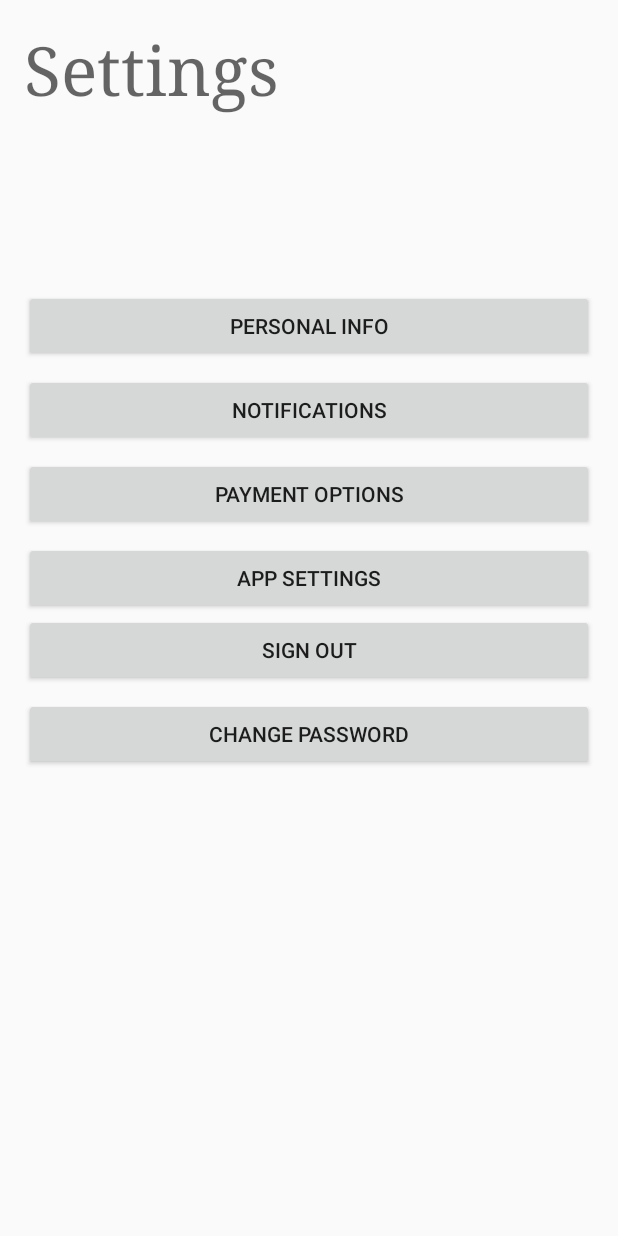
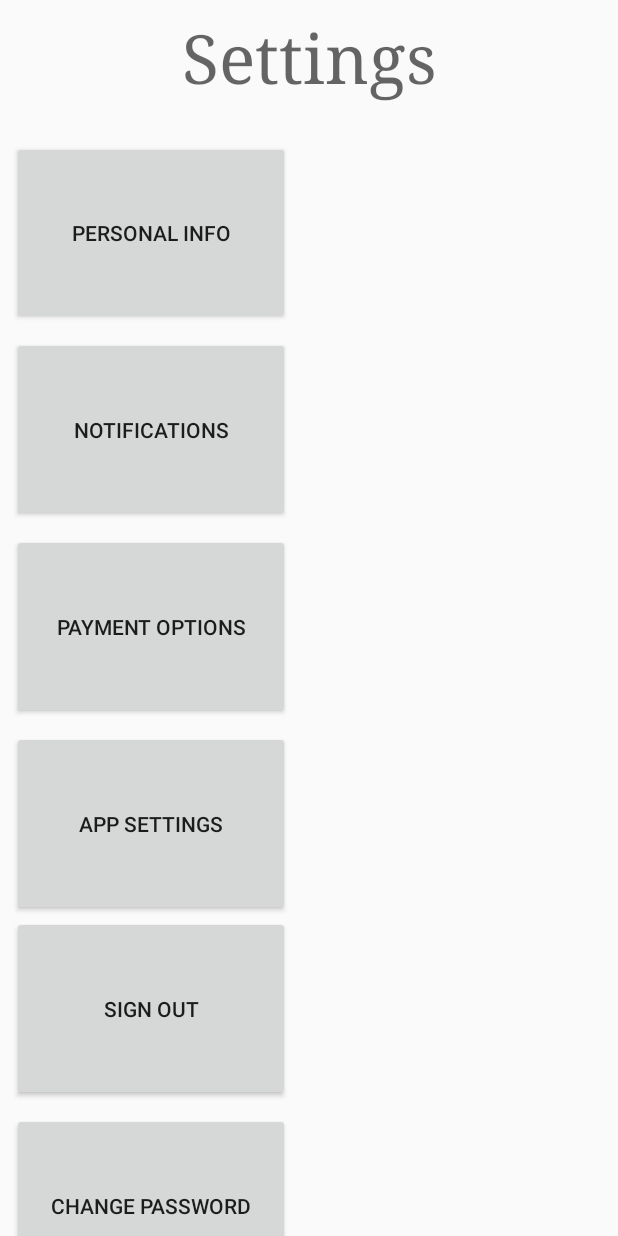
Before and after one commit to justephens/congressional-app-pdq, an Android app: the SettingsActivity screen opened directly, with no data from a screen before it, on a phone screen of 412 x 824 dp. Run offline under Robolectric (Android 15) with nearby library versions, the phone set to English and light mode, and no system bars.

Commit message:
Updated settings page

```diff
--- a/PDQ/app/src/main/AndroidManifest.xml
+++ b/PDQ/app/src/main/AndroidManifest.xml
@@ -43,8 +43,10 @@
             android:name="com.google.android.geo.API_KEY"
             android:value="@string/google_maps_key" />
 
-        <activity android:name=".PersonalInfoActivity"></activity>
-        <activity android:name=".PaymentActivity"></activity>
+        <activity android:name=".PersonalInfoActivity" />
+        <activity android:name=".PaymentActivity" />
+        <activity android:name=".NotificationsActivity" />
+        <activity android:name=".ChangePasswordActivity"></activity>
     </application>
 
 </manifest>
--- a/PDQ/app/src/main/java/plp/pdq/SettingsActivity.java
+++ b/PDQ/app/src/main/java/plp/pdq/SettingsActivity.java
@@ -8,7 +8,7 @@ import android.widget.Button;
 
 public class SettingsActivity extends AppCompatActivity {
 
-    Button btnSignOut, btnPersonalInfo, btnPayOpt;
+    Button btnSignOut, btnPersonalInfo, btnPayOpt, btnNotification, btnChangePassword;
 
     @Override
     protected void onCreate(Bundle savedInstanceState) {
@@ -18,6 +18,8 @@ public class SettingsActivity extends AppCompatActivity {
         btnSignOut = (Button) findViewById(R.id.buttonSignOut);
         btnPersonalInfo = (Button) findViewById(R.id.buttonPersonInfo);
         btnPayOpt = (Button) findViewById(R.id.buttonPaymentOpt);
+        btnNotification = (Button) findViewById(R.id.buttonNotifications);
+        btnChangePassword = (Button) findViewById(R.id.buttonChangePass);
 
         btnSignOut.setOnClickListener(new View.OnClickListener() {
             @Override
@@ -41,5 +43,19 @@ public class SettingsActivity extends AppCompatActivity {
                 startActivity (new Intent(SettingsActivity.this, PaymentActivity.class));
             }
         });
+
+        btnNotification.setOnClickListener(new View.OnClickListener() {
+            @Override
+            public void onClick(View view) {
+                startActivity (new Intent(SettingsActivity.this, NotificationsActivity.class));
+            }
+        });
+
+        btnChangePassword.setOnClickListener(new View.OnClickListener() {
+            @Override
+            public void onClick(View view) {
+                startActivity (new Intent(SettingsActivity.this, ChangePasswordActivity.class));
+            }
+        });
     }
 }
--- a/PDQ/app/src/main/res/layout/activity_settings.xml
+++ b/PDQ/app/src/main/res/layout/activity_settings.xml
@@ -6,7 +6,9 @@
     android:layout_height="match_parent"
     tools:context="plp.pdq.SettingsActivity">
 
-    <ScrollView
+
+
+    <!--<ScrollView
         android:layout_width="0dp"
         android:layout_height="0dp"
         android:layout_marginBottom="8dp"
@@ -16,60 +18,46 @@
         android:layout_marginStart="8dp"
         android:layout_marginTop="8dp"
         app:layout_constraintBottom_toBottomOf="parent"
-        app:layout_constraintHorizontal_bias="0.0"
+        app:layout_constraintHorizontal_bias="1.0"
         app:layout_constraintLeft_toLeftOf="parent"
         app:layout_constraintRight_toRightOf="parent"
         app:layout_constraintTop_toTopOf="parent"
-        app:layout_constraintVertical_bias="0.0">
-
-        <LinearLayout
-            android:layout_width="match_parent"
-            android:layout_height="wrap_content"
-            android:orientation="vertical"
-            tools:layout_editor_absoluteX="8dp"
-            tools:layout_editor_absoluteY="-12dp">
-
+        app:layout_constraintVertical_bias="0.979">-->
     <TextView
         android:id="@+id/textView4"
-                android:layout_width="match_parent"
+        android:layout_width="wrap_content"
         android:layout_height="wrap_content"
-                android:layout_marginBottom="8dp"
         android:layout_marginEnd="8dp"
         android:layout_marginLeft="8dp"
         android:layout_marginRight="8dp"
         android:layout_marginStart="8dp"
         android:layout_marginTop="8dp"
+        android:layout_weight="1"
         android:fontFamily="serif"
         android:text="Settings"
         android:textAppearance="@style/TextAppearance.AppCompat.Display2"
-                app:layout_constraintBottom_toTopOf="@+id/buttonPersonInfo"
         app:layout_constraintLeft_toLeftOf="parent"
         app:layout_constraintRight_toRightOf="parent"
         app:layout_constraintTop_toTopOf="parent" />
 
-            <ExpandableListView
-                android:layout_width="match_parent"
-                android:layout_height="match_parent"
-                android:layout_marginBottom="8dp"
-                android:layout_marginEnd="8dp"
-                android:layout_marginLeft="8dp"
-                android:layout_marginRight="8dp"
-                android:layout_marginStart="8dp"
-                android:layout_marginTop="8dp"
-                app:layout_constraintBottom_toTopOf="@+id/buttonChangePass"
-                app:layout_constraintLeft_toLeftOf="parent"
-                app:layout_constraintRight_toRightOf="parent"
-                app:layout_constraintTop_toBottomOf="@+id/buttonNotifications" />
+    <LinearLayout
+        android:layout_width="201dp"
+        android:layout_height="873dp"
+        android:orientation="vertical"
+        tools:layout_editor_absoluteY="8dp"
+        tools:layout_editor_absoluteX="8dp">
+
 
         <Button
             android:id="@+id/buttonPersonInfo"
             android:layout_width="match_parent"
-                android:layout_height="wrap_content"
+            android:layout_height="0dp"
             android:layout_marginEnd="8dp"
             android:layout_marginLeft="8dp"
             android:layout_marginRight="8dp"
             android:layout_marginStart="8dp"
             android:layout_marginTop="94dp"
+            android:layout_weight="1"
             android:text="Personal Info"
             app:layout_constraintHorizontal_bias="0.502"
             app:layout_constraintLeft_toLeftOf="parent"
@@ -79,12 +67,13 @@
         <Button
             android:id="@+id/buttonNotifications"
             android:layout_width="match_parent"
-                android:layout_height="wrap_content"
+            android:layout_height="0dp"
             android:layout_marginEnd="8dp"
             android:layout_marginLeft="8dp"
             android:layout_marginRight="8dp"
             android:layout_marginStart="8dp"
             android:layout_marginTop="8dp"
+            android:layout_weight="1"
             android:text="Notifications"
             app:layout_constraintLeft_toLeftOf="parent"
             app:layout_constraintRight_toRightOf="parent"
@@ -93,12 +82,13 @@
         <Button
             android:id="@+id/buttonPaymentOpt"
             android:layout_width="match_parent"
-                android:layout_height="wrap_content"
+            android:layout_height="0dp"
             android:layout_marginEnd="8dp"
             android:layout_marginLeft="8dp"
             android:layout_marginRight="8dp"
             android:layout_marginStart="8dp"
             android:layout_marginTop="8dp"
+            android:layout_weight="1"
             android:text="Payment Options"
             app:layout_constraintLeft_toLeftOf="parent"
             app:layout_constraintRight_toRightOf="parent"
@@ -107,12 +97,13 @@
         <Button
             android:id="@+id/buttonAppSettings"
             android:layout_width="match_parent"
-                android:layout_height="wrap_content"
+            android:layout_height="0dp"
             android:layout_marginEnd="8dp"
             android:layout_marginLeft="8dp"
             android:layout_marginRight="8dp"
             android:layout_marginStart="8dp"
             android:layout_marginTop="8dp"
+            android:layout_weight="1"
             android:text="App Settings"
             app:layout_constraintLeft_toLeftOf="parent"
             app:layout_constraintRight_toRightOf="parent"
@@ -121,12 +112,13 @@
         <Button
             android:id="@+id/buttonSignOut"
             android:layout_width="match_parent"
-                android:layout_height="wrap_content"
+            android:layout_height="0dp"
             android:layout_marginBottom="8dp"
             android:layout_marginEnd="8dp"
             android:layout_marginLeft="8dp"
             android:layout_marginRight="8dp"
             android:layout_marginStart="8dp"
+            android:layout_weight="1"
             android:text="Sign Out"
             app:layout_constraintBottom_toBottomOf="parent"
             app:layout_constraintLeft_toLeftOf="parent"
@@ -136,19 +128,19 @@
             android:id="@+id/buttonChangePass"
             style="@style/Widget.AppCompat.Button"
             android:layout_width="match_parent"
-                android:layout_height="wrap_content"
+            android:layout_height="0dp"
             android:layout_marginBottom="8dp"
             android:layout_marginEnd="8dp"
             android:layout_marginLeft="8dp"
             android:layout_marginRight="8dp"
             android:layout_marginStart="8dp"
+            android:layout_weight="1"
             android:text="Change Password"
             android:visibility="visible"
             app:layout_constraintBottom_toTopOf="@+id/buttonSignOut"
             app:layout_constraintLeft_toLeftOf="parent"
             app:layout_constraintRight_toRightOf="parent" />
     </LinearLayout>
-    </ScrollView>
 
 
 </android.support.constraint.ConstraintLayout>
```
Also changed, not shown: PDQ/app/src/main/java/plp/pdq/ChangePasswordActivity.java (added, +13 -0 lines), PDQ/app/src/main/java/plp/pdq/NotificationsActivity.java (added, +13 -0 lines), PDQ/app/src/main/res/layout/activity_change_password.xml (added, +115 -0 lines), PDQ/app/src/main/res/layout/activity_notifications.xml (added, +35 -0 lines). Lines whose indentation alone changed are shown as unchanged.
